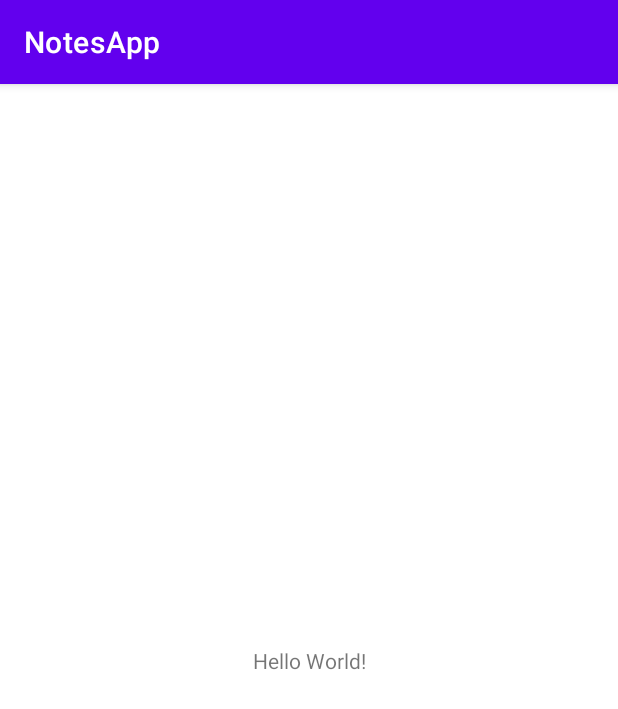
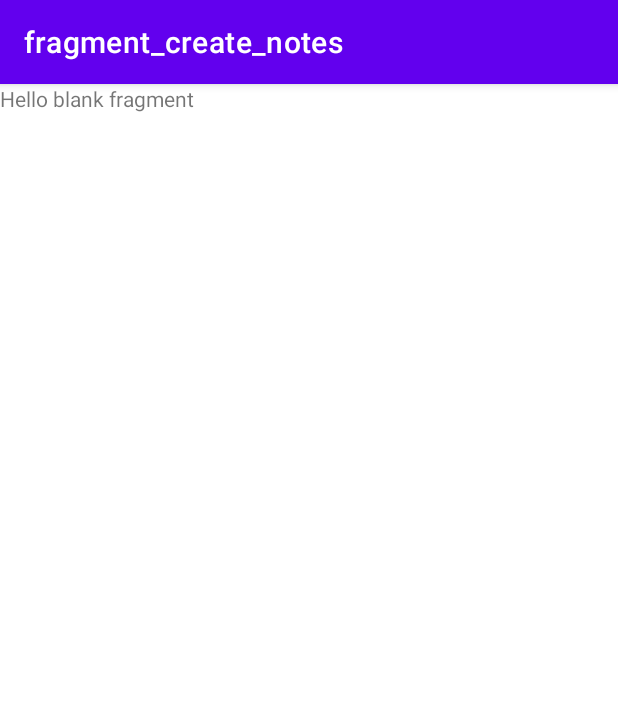
Before and after one commit to crishabhkumar/NotesApp, an Android app: the screen it shows after launch (MainActivity), on a phone screen of 412 x 824 dp. Shown: the top 709 px of the screen. Run offline under Robolectric (Android 15) with nearby library versions, the phone set to English and light mode, and no system bars; our stand-ins replace navigation-ui.

Commit message:
Navigation setup done.

```diff
--- a/app/src/main/java/com/rishabhkumar/notesapp/MainActivity.kt
+++ b/app/src/main/java/com/rishabhkumar/notesapp/MainActivity.kt
@@ -2,10 +2,23 @@ package com.rishabhkumar.notesapp
 
 import androidx.appcompat.app.AppCompatActivity
 import android.os.Bundle
+import androidx.navigation.NavController
+import androidx.navigation.findNavController
+import androidx.navigation.ui.setupActionBarWithNavController
 
 class MainActivity : AppCompatActivity() {
+
+    lateinit var navController : NavController
     override fun onCreate(savedInstanceState: Bundle?) {
         super.onCreate(savedInstanceState)
         setContentView(R.layout.activity_main)
+
+        navController = findNavController(R.id.fragmentContainerView)
+        setupActionBarWithNavController(navController)
+    }
+
+    //Navigation Setup function
+    override fun onNavigateUp(): Boolean {
+        return navController.navigateUp() || super.onNavigateUp()
     }
 }
--- /dev/null
+++ b/app/src/main/java/com/rishabhkumar/notesapp/ui/Fragments/CreateNotesFragment.kt
@@ -0,0 +1,20 @@
+package com.rishabhkumar.notesapp.ui.Fragments
+
+import android.os.Bundle
+import androidx.fragment.app.Fragment
+import android.view.LayoutInflater
+import android.view.View
+import android.view.ViewGroup
+import com.rishabhkumar.notesapp.R
+
+class CreateNotesFragment : Fragment() {
+
+    override fun onCreateView(
+        inflater: LayoutInflater, container: ViewGroup?,
+        savedInstanceState: Bundle?
+    ): View? {
+        // Inflate the layout for this fragment
+        return inflater.inflate(R.layout.fragment_create_notes, container, false)
+    }
+
+}
--- a/app/src/main/res/layout/activity_main.xml
+++ b/app/src/main/res/layout/activity_main.xml
@@ -1,18 +1,18 @@
 <?xml version="1.0" encoding="utf-8"?>
-<androidx.constraintlayout.widget.ConstraintLayout xmlns:android="http://schemas.android.com/apk/res/android"
+<LinearLayout xmlns:android="http://schemas.android.com/apk/res/android"
     xmlns:app="http://schemas.android.com/apk/res-auto"
     xmlns:tools="http://schemas.android.com/tools"
     android:layout_width="match_parent"
     android:layout_height="match_parent"
     tools:context=".MainActivity">
 
-    <TextView
-        android:layout_width="wrap_content"
-        android:layout_height="wrap_content"
-        android:text="Hello World!"
-        app:layout_constraintBottom_toBottomOf="parent"
-        app:layout_constraintEnd_toEndOf="parent"
-        app:layout_constraintStart_toStartOf="parent"
-        app:layout_constraintTop_toTopOf="parent" />
 
-</androidx.constraintlayout.widget.ConstraintLayout>
+    <fragment
+        android:id="@+id/fragmentContainerView"
+        android:name="androidx.navigation.fragment.NavHostFragment"
+        android:layout_width="match_parent"
+        android:layout_height="match_parent"
+        android:layout_weight="1"
+        app:defaultNavHost="true"
+        app:navGraph="@navigation/nav_graph" />
+</LinearLayout>
--- /dev/null
+++ b/app/src/main/res/layout/fragment_create_notes.xml
@@ -0,0 +1,14 @@
+<?xml version="1.0" encoding="utf-8"?>
+<FrameLayout xmlns:android="http://schemas.android.com/apk/res/android"
+    xmlns:tools="http://schemas.android.com/tools"
+    android:layout_width="match_parent"
+    android:layout_height="match_parent"
+    tools:context=".ui.Fragments.CreateNotesFragment">
+
+    <!-- TODO: Update blank fragment layout -->
+    <TextView
+        android:layout_width="match_parent"
+        android:layout_height="match_parent"
+        android:text="@string/hello_blank_fragment" />
+
+</FrameLayout>
--- /dev/null
+++ b/app/src/main/res/navigation/nav_graph.xml
@@ -0,0 +1,38 @@
+<?xml version="1.0" encoding="utf-8"?>
+<navigation xmlns:android="http://schemas.android.com/apk/res/android"
+    xmlns:app="http://schemas.android.com/apk/res-auto"
+    xmlns:tools="http://schemas.android.com/tools"
+    android:id="@+id/nav_graph"
+    app:startDestination="@id/createNotesFragment">
+
+    <fragment
+        android:id="@+id/createNotesFragment"
+        android:name="com.rishabhkumar.notesapp.ui.Fragments.CreateNotesFragment"
+        android:label="fragment_create_notes"
+        tools:layout="@layout/fragment_create_notes" >
+        <action
+            android:id="@+id/action_createNotesFragment_to_homeFragment"
+            app:destination="@id/homeFragment" />
+    </fragment>
+    <fragment
+        android:id="@+id/homeFragment"
+        android:name="com.rishabhkumar.notesapp.ui.Fragments.HomeFragment"
+        android:label="fragment_home"
+        tools:layout="@layout/fragment_home" >
+        <action
+            android:id="@+id/action_homeFragment_to_editNotesFragment"
+            app:destination="@id/editNotesFragment" />
+        <action
+            android:id="@+id/action_homeFragment_to_createNotesFragment"
+            app:destination="@id/createNotesFragment" />
+    </fragment>
+    <fragment
+        android:id="@+id/editNotesFragment"
+        android:name="com.rishabhkumar.notesapp.ui.Fragments.EditNotesFragment"
+        android:label="fragment_edit_notes"
+        tools:layout="@layout/fragment_edit_notes" >
+        <action
+            android:id="@+id/action_editNotesFragment_to_homeFragment"
+            app:destination="@id/homeFragment" />
+    </fragment>
+</navigation>
--- a/app/src/main/res/values/strings.xml
+++ b/app/src/main/res/values/strings.xml
@@ -1,3 +1,5 @@
 <resources>
     <string name="app_name">NotesApp</string>
+    <!-- TODO: Remove or change this placeholder text -->
+    <string name="hello_blank_fragment">Hello blank fragment</string>
 </resources>
```
Also changed, not shown: app/src/main/java/com/rishabhkumar/notesapp/ui/Fragments/EditNotesFragment.kt (added, +19 -0 lines), app/src/main/java/com/rishabhkumar/notesapp/ui/Fragments/HomeFragment.kt (added, +21 -0 lines), app/src/main/res/layout/fragment_edit_notes.xml (added, +14 -0 lines), app/src/main/res/layout/fragment_home.xml (added, +14 -0 lines).
